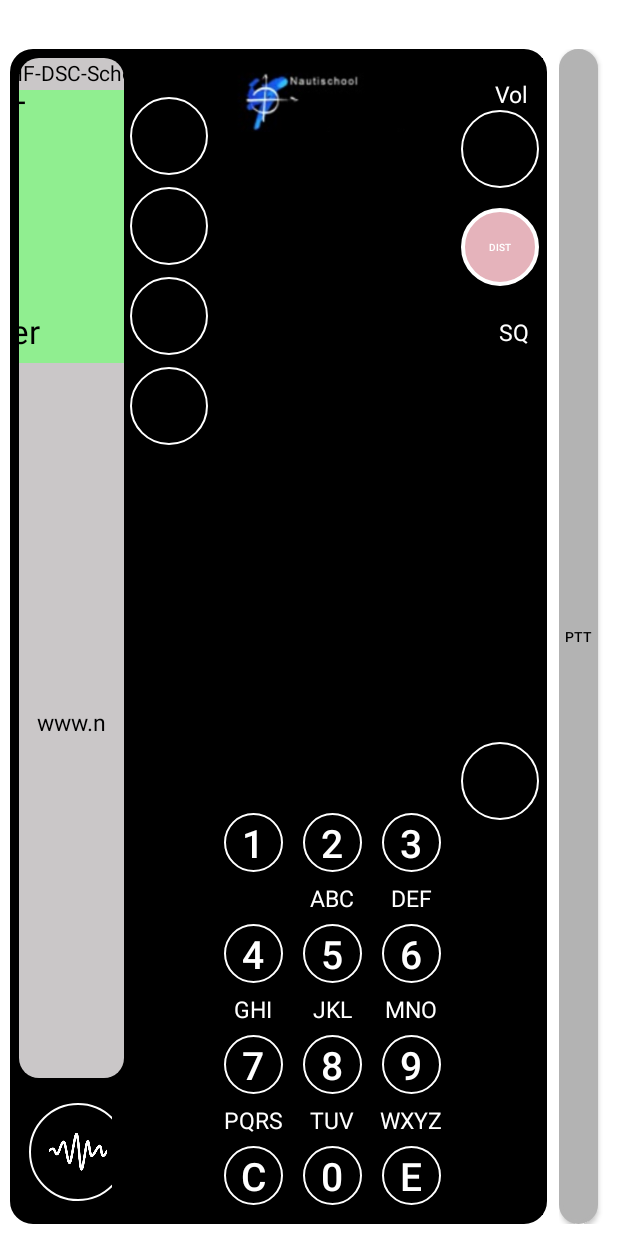
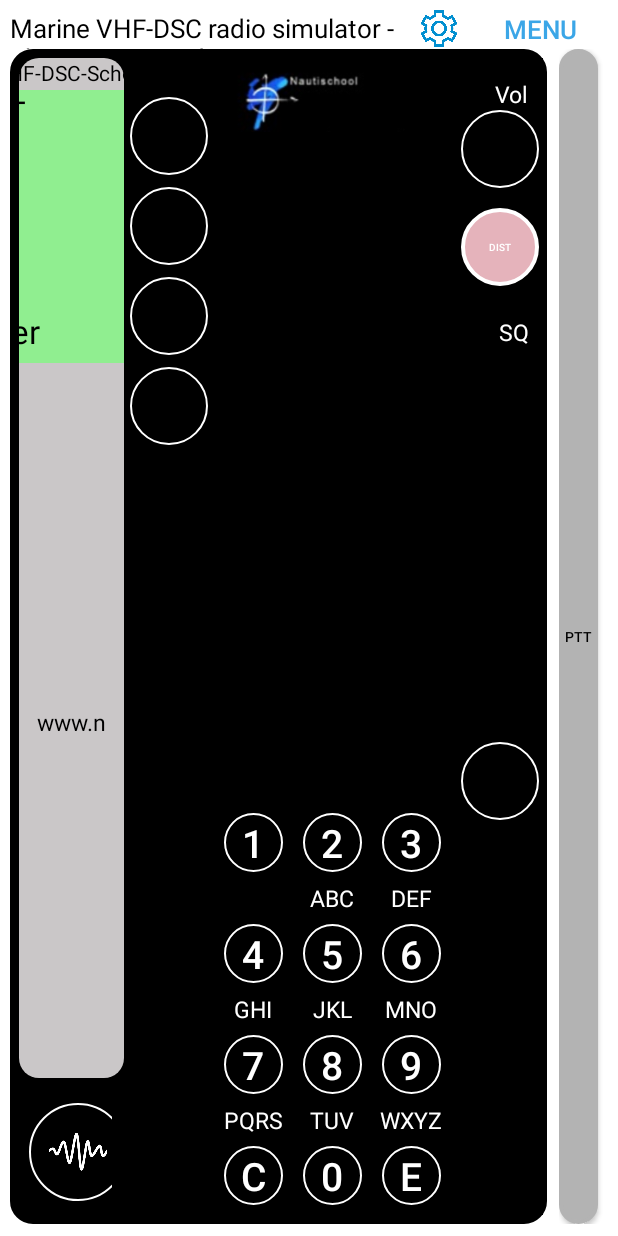
Before and after one commit to vcaibis/Nautischool, an Android app: the layout activity_main_sw360.xml on its own in the app's theme, with its tools: preview values and no code run, on a phone screen of 412 x 824 dp. Run offline under Robolectric (Android 15) with nearby library versions, the phone set to English and light mode, and no system bars.

Commit message:
Menu and settings

```diff
--- a/app/src/main/res/layout/activity_main_sw360.xml
+++ b/app/src/main/res/layout/activity_main_sw360.xml
@@ -20,7 +20,7 @@
 
     <LinearLayout
         android:id="@+id/menuBar"
-        android:layout_width="@dimen/_580sdp"
+        android:layout_width="match_parent"
         android:layout_height="@dimen/_20sdp"
         android:layout_alignParentBottom="true"
         android:layout_alignParentEnd="true"
@@ -31,13 +31,48 @@
         app:layout_constraintTop_toTopOf="parent">
 
         <TextView
-            android:id="@+id/textView"
-            android:layout_width="0dp"
+            android:id="@+id/text_view_Ship_station_mode"
+            android:layout_width="504dp"
             android:layout_height="match_parent"
-            android:layout_alignParentBottom="true"
             android:layout_centerHorizontal="true"
+
             android:layout_weight="1"
-            android:text="LALALALA" />
+            android:text="Marine VHF-DSC radio simulator - Ship station mode"
+            android:textColor="@color/colorBlack"
+            android:textSize="17sp" />
+
+
+        <ImageButton
+            android:id="@+id/buttonSettings"
+            android:layout_width="25dp"
+            android:layout_height="match_parent"
+            android:layout_gravity="center_horizontal"
+
+            android:layout_marginBottom="1dp"
+            android:layout_marginEnd="20dp"
+            android:layout_marginRight="20dp"
+            android:background="@null"
+            android:onClick="btnSettings_onClick"
+            android:scaleType="fitCenter"
+            android:src="@drawable/settings" />
+
+
+        <Button
+            android:id="@+id/push_buttonMenu"
+            android:layout_width="70dp"
+            android:layout_height="match_parent"
+            android:layout_gravity="center_horizontal"
+            android:layout_marginEnd="10dp"
+            android:layout_marginLeft="10dp"
+            android:layout_marginRight="10dp"
+            android:background="@null"
+            android:onClick="btnMenu_onClick"
+            android:scaleType="fitCenter"
+            android:text="Menu"
+            android:textColor="@color/colorMenu"
+            android:textSize="17sp" />
+
+
     </LinearLayout>
 
     <RelativeLayout
@@ -57,7 +92,8 @@
         app:layout_constraintBottom_toBottomOf="parent"
         app:layout_constraintEnd_toStartOf="@+id/rightLayout"
         app:layout_constraintStart_toStartOf="parent"
-        app:layout_constraintTop_toBottomOf="@+id/menuBar">
+        app:layout_constraintTop_toBottomOf="@+id/menuBar"
+        android:layout_marginRight="8dp">
 
         <android.support.constraint.ConstraintLayout
             android:id="@+id/constraintLayout"
@@ -80,7 +116,8 @@
                 android:rowCount="2"
                 app:layout_constraintBottom_toBottomOf="parent"
                 app:layout_constraintEnd_toStartOf="@+id/fourbtns"
-                app:layout_constraintStart_toStartOf="parent">
+                app:layout_constraintStart_toStartOf="parent"
+                android:layout_marginRight="8dp">
 
 
                 <ImageButton
@@ -168,7 +205,8 @@
                 app:layout_constraintBottom_toBottomOf="parent"
                 app:layout_constraintEnd_toEndOf="parent"
                 app:layout_constraintTop_toTopOf="parent"
-                app:layout_constraintVertical_bias="0.0">
+                app:layout_constraintVertical_bias="0.0"
+                android:layout_marginRight="8dp">
 
                 <TextView
                     android:id="@+id/text_view_vol"
@@ -238,7 +276,8 @@
                 app:layout_constraintEnd_toStartOf="@+id/threebtns"
                 app:layout_constraintStart_toEndOf="@+id/fourbtns"
                 app:layout_constraintTop_toTopOf="parent"
-                app:srcCompat="@drawable/logo_school" />
+                app:srcCompat="@drawable/logo_school"
+                android:layout_marginRight="8dp" />
 
             <android.support.constraint.ConstraintLayout
                 android:id="@+id/screen"
@@ -802,7 +841,8 @@
         app:layout_constraintBottom_toBottomOf="parent"
         app:layout_constraintEnd_toEndOf="parent"
         app:layout_constraintTop_toBottomOf="@+id/menuBar"
-        app:layout_constraintVertical_bias="0.0">
+        app:layout_constraintVertical_bias="0.0"
+        tools:ignore="NotSibling">
 
         <Button
             android:id="@+id/buttonPTT"
--- a/app/src/main/res/values/colors.xml
+++ b/app/src/main/res/values/colors.xml
@@ -12,5 +12,5 @@
     <color name="colorScreen">#90EE90</color>
     <color name="colorAccent">#FF4081</color>
     <color name="colorLogin">#3979F5</color>
-
+    <color name="colorMenu">#3BA6E7</color>
 </resources>
```
Also changed, not shown: app/src/main/AndroidManifest.xml (+16 -11 lines), app/src/main/java/com/example/arjun/vhf_school/MenuActivity.java (added, +54 -0 lines), app/src/main/java/com/example/arjun/vhf_school/SettingsActivity.java (added, +77 -0 lines), app/src/main/java/com/example/arjun/vhf_school/mainActivity.java (+12 -1 lines), app/src/main/res/layout/activity_menu.xml (added, +111 -0 lines), app/src/main/res/layout/activity_settings.xml (added, +135 -0 lines), app/src/main/res/layout/single_row.xml (added, +28 -0 lines), app/src/main/res/layout/single_row_menu.xml (added, +29 -0 lines), app/src/main/res/layout/single_row_menu_vocal.xml (added, +29 -0 lines), app/src/main/res/values/strings.xml (+8 -0 lines), app/src/main/res/drawable/back.jpg (added), app/src/main/res/drawable/checked_mark.jpg (added), app/src/main/res/drawable/flash_right.jpg (added), app/src/main/res/drawable/info.jpg (added), 1 more files.
